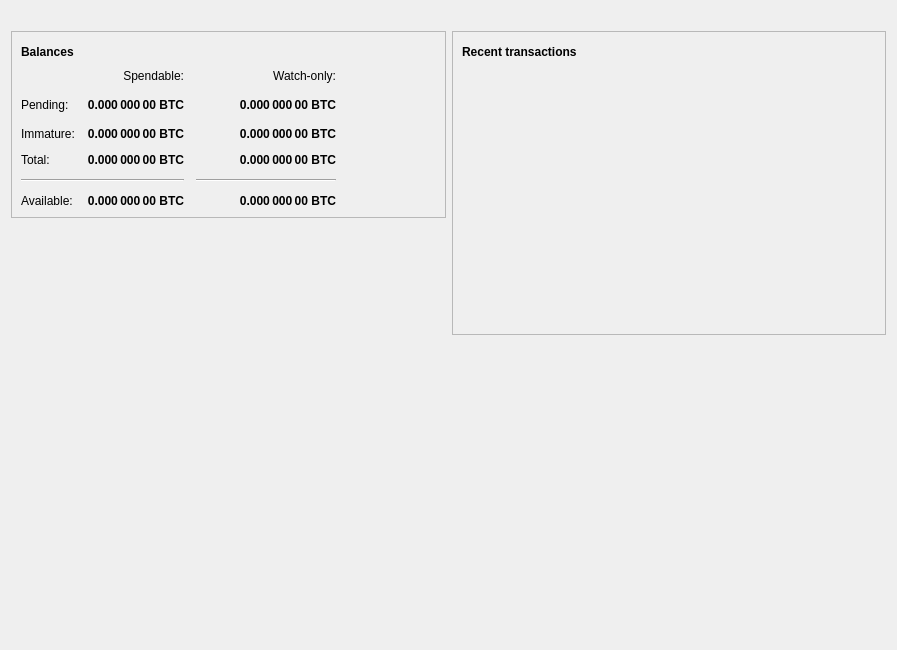
Above: src/qt/forms/overviewpage.ui from Pulsar-Coin/Pulsar-Coin-Cryptocurrency before the change. Below: the same form after it.
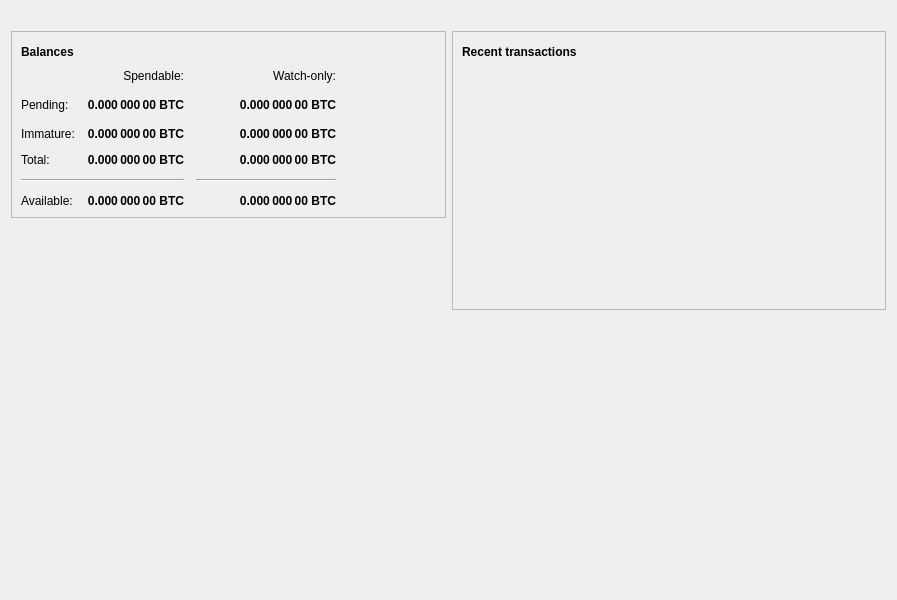
That is the form after the change. Icons and pictures are not drawn.

Patch:
```diff
--- a/src/qt/forms/overviewpage.ui
+++ b/src/qt/forms/overviewpage.ui
@@ -7,13 +7,13 @@
     <x>0</x>
     <y>0</y>
     <width>897</width>
-    <height>650</height>
+    <height>600</height>
    </rect>
   </property>
   <property name="minimumSize">
    <size>
     <width>897</width>
-    <height>650</height>
+    <height>600</height>
    </size>
   </property>
   <property name="windowTitle">
```
